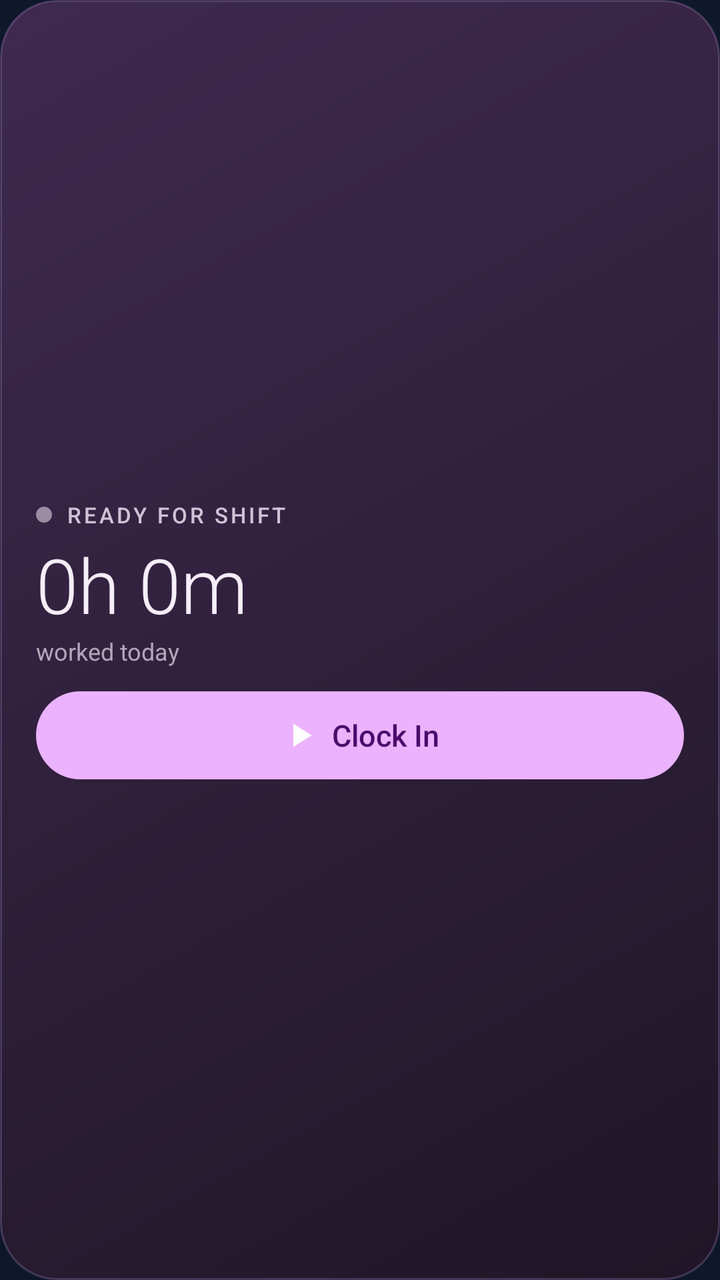
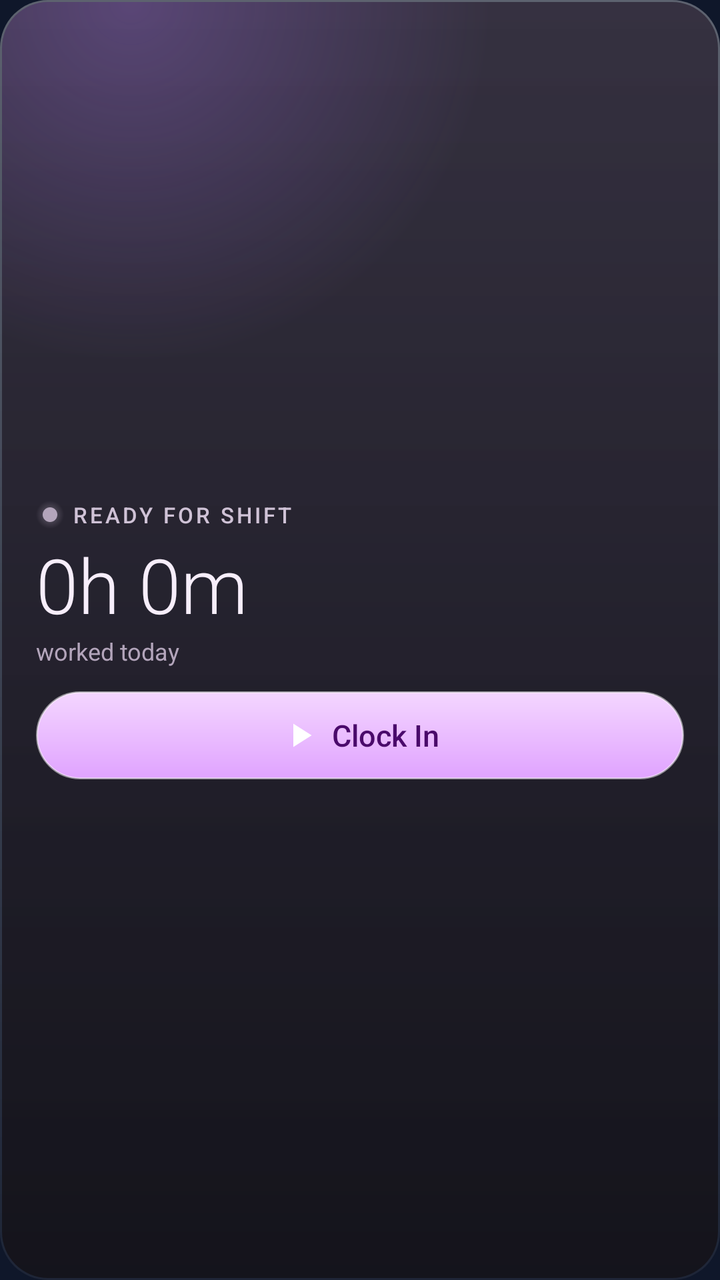

An Android layout rendered at two revisions. The XML below is the earlier revision; the diff shows what the commit changed to produce the second picture.
<!-- AndroidManifest.xml: application theme Theme.JokarzTimeclock -->
<!-- res/layout/widget_clock.xml -->
<?xml version="1.0" encoding="utf-8"?>
<LinearLayout xmlns:android="http://schemas.android.com/apk/res/android"
    android:id="@+id/widget_root"
    android:layout_width="match_parent"
    android:layout_height="match_parent"
    android:background="@drawable/widget_background"
    android:gravity="center_vertical"
    android:orientation="vertical"
    android:paddingStart="18dp"
    android:paddingTop="14dp"
    android:paddingEnd="18dp"
    android:paddingBottom="14dp">

    <LinearLayout
        android:layout_width="wrap_content"
        android:layout_height="wrap_content"
        android:gravity="center_vertical"
        android:orientation="horizontal">

        <ImageView
            android:id="@+id/widget_dot"
            android:layout_width="8dp"
            android:layout_height="8dp"
            android:contentDescription="@null"
            android:src="@drawable/widget_dot_idle" />

        <TextView
            android:id="@+id/widget_status"
            android:layout_width="wrap_content"
            android:layout_height="wrap_content"
            android:layout_marginStart="7dp"
            android:fontFamily="sans-serif-medium"
            android:letterSpacing="0.12"
            android:text="READY FOR SHIFT"
            android:textColor="#FFCFC2D6"
            android:textSize="11sp" />
    </LinearLayout>

    <Chronometer
        android:id="@+id/widget_timer"
        android:layout_width="wrap_content"
        android:layout_height="wrap_content"
        android:layout_marginTop="2dp"
        android:fontFamily="sans-serif-light"
        android:textColor="#FFF7EEFB"
        android:textSize="38sp"
        android:visibility="gone" />

    <TextView
        android:id="@+id/widget_idle"
        android:layout_width="wrap_content"
        android:layout_height="wrap_content"
        android:layout_marginTop="2dp"
        android:fontFamily="sans-serif-light"
        android:text="0h 0m"
        android:textColor="#FFF7EEFB"
        android:textSize="38sp" />

    <TextView
        android:id="@+id/widget_caption"
        android:layout_width="wrap_content"
        android:layout_height="wrap_content"
        android:text="worked today"
        android:textColor="#FFB3A5BB"
        android:textSize="12sp" />

    <LinearLayout
        android:layout_width="match_parent"
        android:layout_height="wrap_content"
        android:layout_marginTop="12dp"
        android:gravity="center_vertical"
        android:orientation="horizontal">

        <LinearLayout
            android:id="@+id/widget_break_row"
            android:layout_width="48dp"
            android:layout_height="44dp"
            android:layout_marginEnd="8dp"
            android:background="@drawable/widget_button_tonal"
            android:gravity="center"
            android:visibility="gone">

            <ImageView
                android:id="@+id/widget_break_icon"
                android:layout_width="22dp"
                android:layout_height="22dp"
                android:contentDescription="Start or end break"
                android:src="@drawable/ic_widget_pause" />
        </LinearLayout>

        <LinearLayout
            android:id="@+id/widget_action_row"
            android:layout_width="0dp"
            android:layout_height="44dp"
            android:layout_weight="1"
            android:background="@drawable/widget_button_play"
            android:gravity="center"
            android:orientation="horizontal">

            <ImageView
                android:id="@+id/widget_action_icon"
                android:layout_width="20dp"
                android:layout_height="20dp"
                android:contentDescription="@null"
                android:src="@drawable/ic_widget_play" />

            <TextView
                android:id="@+id/widget_action"
                android:layout_width="wrap_content"
                android:layout_height="wrap_content"
                android:layout_marginStart="6dp"
                android:fontFamily="sans-serif-medium"
                android:maxLines="1"
                android:text="Clock In"
                android:textColor="#FF4A0A6B"
                android:textSize="15sp" />
        </LinearLayout>
    </LinearLayout>
</LinearLayout>
<!-- resources referenced by this layout -->
<resources>
  <!-- drawable ic_widget_pause (drawable) -->
  <vector xmlns:android="http://schemas.android.com/apk/res/android"
      android:width="24dp"
      android:height="24dp"
      android:viewportWidth="24"
      android:viewportHeight="24">
      <path android:fillColor="#FFFFFFFF" android:pathData="M6,19h4V5H6v14zM14,5v14h4V5h-4z" />
  </vector>
  <!-- drawable ic_widget_play (drawable) -->
  <vector xmlns:android="http://schemas.android.com/apk/res/android"
      android:width="24dp"
      android:height="24dp"
      android:viewportWidth="24"
      android:viewportHeight="24">
      <path android:fillColor="#FFFFFFFF" android:pathData="M8,5v14l11,-7z" />
  </vector>
  <!-- drawable widget_background (drawable) -->
  <?xml version="1.0" encoding="utf-8"?>
  <shape xmlns:android="http://schemas.android.com/apk/res/android" android:shape="rectangle">
      <gradient
          android:angle="315"
          android:endColor="#FF1F1626"
          android:startColor="#FF3F2A50"
          android:type="linear" />
      <stroke
          android:width="1dp"
          android:color="#33EBB2FF" />
      <corners android:radius="28dp" />
  </shape>
  <!-- drawable widget_button_play (drawable) -->
  <?xml version="1.0" encoding="utf-8"?>
  <shape xmlns:android="http://schemas.android.com/apk/res/android" android:shape="rectangle">
      <solid android:color="#FFEBB2FF" />
      <corners android:radius="100dp" />
  </shape>
  <!-- drawable widget_button_tonal (drawable) -->
  <?xml version="1.0" encoding="utf-8"?>
  <shape xmlns:android="http://schemas.android.com/apk/res/android" android:shape="rectangle">
      <solid android:color="#33FFFFFF" />
      <stroke android:width="1dp" android:color="#26FFFFFF" />
      <corners android:radius="100dp" />
  </shape>
  <!-- drawable widget_dot_idle (drawable) -->
  <?xml version="1.0" encoding="utf-8"?>
  <shape xmlns:android="http://schemas.android.com/apk/res/android" android:shape="oval">
      <solid android:color="#FF9A8CA3" />
      <size android:width="8dp" android:height="8dp" />
  </shape>
  <style name="Theme.JokarzTimeclock" parent="android:Theme.Material.NoActionBar">
          <item name="android:statusBarColor">#0F172A</item>
          <item name="android:navigationBarColor">#0F172A</item>
          <item name="android:windowBackground">#0F172A</item>
      </style>
</resources>

<!-- the commit's change to res/layout/widget_clock.xml (unified diff, before → after) -->
@@ -19,8 +19,8 @@
 
         <ImageView
             android:id="@+id/widget_dot"
-            android:layout_width="8dp"
-            android:layout_height="8dp"
+            android:layout_width="14dp"
+            android:layout_height="14dp"
             android:contentDescription="@null"
             android:src="@drawable/widget_dot_idle" />
 
@@ -28,7 +28,7 @@
             android:id="@+id/widget_status"
             android:layout_width="wrap_content"
             android:layout_height="wrap_content"
-            android:layout_marginStart="7dp"
+            android:layout_marginStart="4dp"
             android:fontFamily="sans-serif-medium"
             android:letterSpacing="0.12"
             android:text="READY FOR SHIFT"
@@ -42,6 +42,7 @@
         android:layout_height="wrap_content"
         android:layout_marginTop="2dp"
         android:fontFamily="sans-serif-light"
+        android:fontFeatureSettings="tnum"
         android:textColor="#FFF7EEFB"
         android:textSize="38sp"
         android:visibility="gone" />
@@ -52,6 +53,7 @@
         android:layout_height="wrap_content"
         android:layout_marginTop="2dp"
         android:fontFamily="sans-serif-light"
+        android:fontFeatureSettings="tnum"
         android:text="0h 0m"
         android:textColor="#FFF7EEFB"
         android:textSize="38sp" />
<!-- resource entries referenced after the edit -->
@@ -18,36 +18,69 @@
   </vector>
   <!-- drawable widget_background (drawable) -->
   <?xml version="1.0" encoding="utf-8"?>
-  <shape xmlns:android="http://schemas.android.com/apk/res/android" android:shape="rectangle">
-      <gradient
-          android:angle="315"
-          android:endColor="#FF1F1626"
-          android:startColor="#FF3F2A50"
-          android:type="linear" />
-      <stroke
-          android:width="1dp"
-          android:color="#33EBB2FF" />
-      <corners android:radius="28dp" />
-  </shape>
+  <layer-list xmlns:android="http://schemas.android.com/apk/res/android">
+      <item>
+          <shape android:shape="rectangle">
+              <gradient android:angle="270" android:startColor="#52FFFFFF" android:endColor="#0FFFFFFF" />
+              <corners android:radius="24dp" />
+          </shape>
+      </item>
+      <item android:bottom="1dp" android:left="1dp" android:right="1dp" android:top="1dp">
+          <shape android:shape="rectangle">
+              <gradient android:angle="270" android:startColor="#C72A2333" android:endColor="#D9121016" />
+              <corners android:radius="23dp" />
+          </shape>
+      </item>
+      <item android:bottom="1dp" android:left="1dp" android:right="1dp" android:top="1dp">
+          <shape android:shape="rectangle">
+              <gradient
+                  android:centerX="0.18"
+                  android:centerY="0.0"
+                  android:endColor="#00B57CFF"
+                  android:gradientRadius="180dp"
+                  android:startColor="#47B57CFF"
+                  android:type="radial" />
+              <corners android:radius="23dp" />
+          </shape>
+      </item>
+  </layer-list>
   <!-- drawable widget_button_play (drawable) -->
   <?xml version="1.0" encoding="utf-8"?>
-  <shape xmlns:android="http://schemas.android.com/apk/res/android" android:shape="rectangle">
-      <solid android:color="#FFEBB2FF" />
-      <corners android:radius="100dp" />
-  </shape>
+  <layer-list xmlns:android="http://schemas.android.com/apk/res/android">
+      <item>
+          <shape android:shape="rectangle">
+              <gradient android:angle="270" android:startColor="#FFF4D6FF" android:endColor="#FFE0A3FF" />
+              <stroke android:width="1dp" android:color="#80FFFFFF" />
+              <corners android:radius="100dp" />
+          </shape>
+      </item>
+  </layer-list>
   <!-- drawable widget_button_tonal (drawable) -->
   <?xml version="1.0" encoding="utf-8"?>
-  <shape xmlns:android="http://schemas.android.com/apk/res/android" android:shape="rectangle">
-      <solid android:color="#33FFFFFF" />
-      <stroke android:width="1dp" android:color="#26FFFFFF" />
-      <corners android:radius="100dp" />
-  </shape>
+  <layer-list xmlns:android="http://schemas.android.com/apk/res/android">
+      <item>
+          <shape android:shape="rectangle">
+              <gradient android:angle="270" android:startColor="#33FFFFFF" android:endColor="#1AFFFFFF" />
+              <stroke android:width="1dp" android:color="#38FFFFFF" />
+              <corners android:radius="100dp" />
+          </shape>
+      </item>
+  </layer-list>
   <!-- drawable widget_dot_idle (drawable) -->
   <?xml version="1.0" encoding="utf-8"?>
-  <shape xmlns:android="http://schemas.android.com/apk/res/android" android:shape="oval">
-      <solid android:color="#FF9A8CA3" />
-      <size android:width="8dp" android:height="8dp" />
-  </shape>
+  <layer-list xmlns:android="http://schemas.android.com/apk/res/android">
+      <item>
+          <shape android:shape="oval">
+              <gradient android:endColor="#00B3A5BB" android:gradientRadius="7dp" android:startColor="#73B3A5BB" android:type="radial" />
+              <size android:width="14dp" android:height="14dp" />
+          </shape>
+      </item>
+      <item android:bottom="3.5dp" android:left="3.5dp" android:right="3.5dp" android:top="3.5dp">
+          <shape android:shape="oval">
+              <solid android:color="#FFB3A5BB" />
+          </shape>
+      </item>
+  </layer-list>
   <style name="Theme.JokarzTimeclock" parent="android:Theme.Material.NoActionBar">
           <item name="android:statusBarColor">#0F172A</item>
           <item name="android:navigationBarColor">#0F172A</item>
